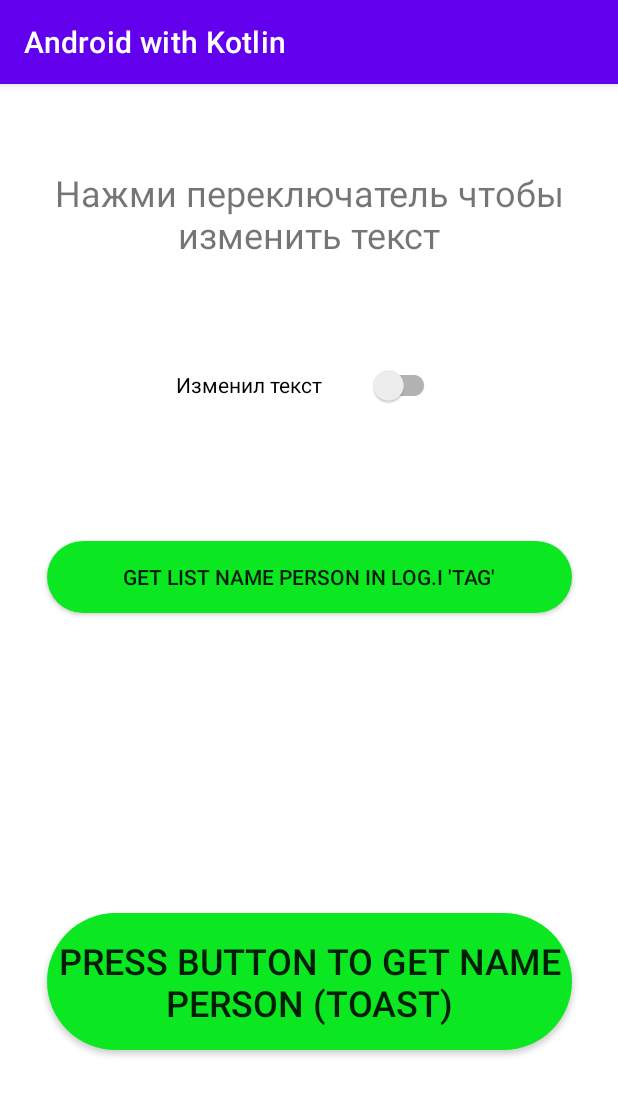
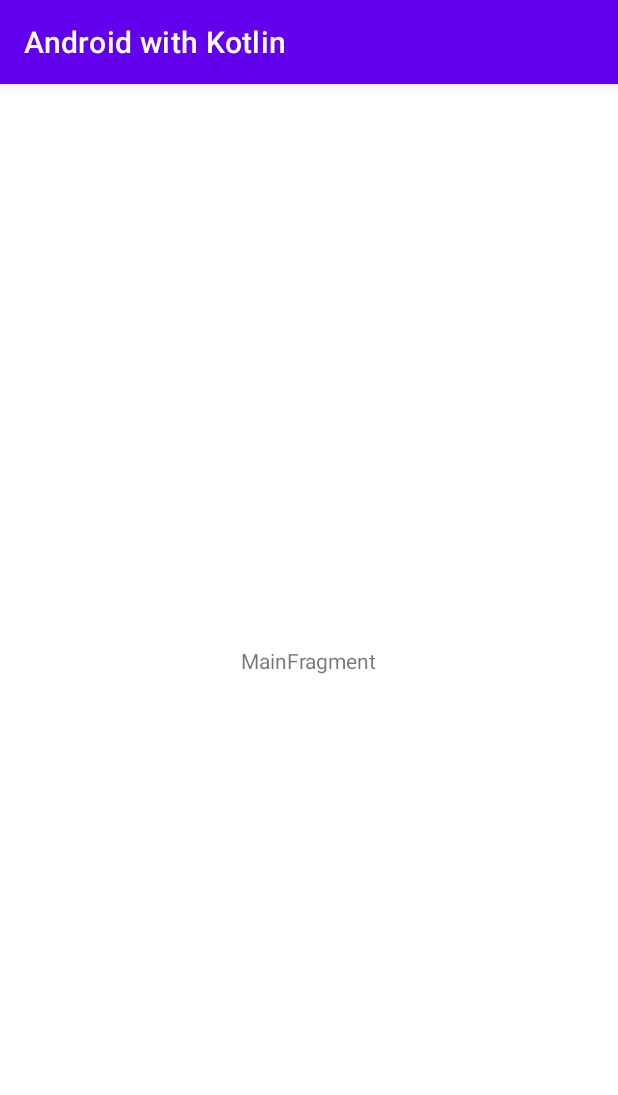
Before and after one commit to Agodimon/Android-with-Kotlin, an Android app: the screen it shows after launch (MainActivity), on a phone screen of 412 x 824 dp. Shown: the top 1095 px of the screen. Run offline under Robolectric (Android 15) with nearby library versions, the phone set to English and light mode, and no system bars.

Commit message:
Пишу приложение погода. Создал архитектуру MVVM. Connected View Binding, library KOIN. Проверил работоспособность приложения.

```diff
--- a/app/src/main/AndroidManifest.xml
+++ b/app/src/main/AndroidManifest.xml
@@ -3,13 +3,14 @@
     package="com.bignerdranch.android.androidwithkotlin">
 
     <application
+        android:name=".framework.App"
         android:allowBackup="true"
         android:icon="@mipmap/ic_launcher"
         android:label="@string/app_name"
         android:roundIcon="@mipmap/ic_launcher_round"
         android:supportsRtl="true"
         android:theme="@style/Theme.AndroidWithKotlin">
-        <activity android:name=".MainActivity">
+        <activity android:name=".framework.ui.MainActivity">
             <intent-filter>
                 <action android:name="android.intent.action.MAIN" />
 
--- a/app/src/main/java/com/bignerdranch/android/androidwithkotlin/MainActivity.kt
+++ /dev/null
@@ -1,109 +0,0 @@
-package com.bignerdranch.android.androidwithkotlin
-
-import android.annotation.SuppressLint
-import android.os.Bundle
-import android.util.Log
-import android.view.Gravity
-import android.view.View
-import android.widget.TextView
-import android.widget.Toast
-import androidx.appcompat.app.AppCompatActivity
-import androidx.appcompat.widget.SwitchCompat
-
-class MainActivity : AppCompatActivity() {
-    override fun onCreate(savedInstanceState: Bundle?) {
-        super.onCreate(savedInstanceState)
-        setContentView(R.layout.activity_main)
-
-        closedRangeCycleReverse()
-        closedRangeCycleReverseWithStep()
-        closedRangeCycle()
-        getChangeTextByPressSwitch()
-
-        val btnPersList = findViewById<View>(R.id.btn_getListPerson)
-        btnPersList.setOnClickListener(View.OnClickListener { view ->
-            GetNamePersonList()
-            forEachCycle()
-        })
-
-        val btn = findViewById<View>(R.id.btn_getNamePerson)
-        btn.setOnClickListener(View.OnClickListener { view ->
-            getNamePerson()
-        })
-
-
-    }
-
-    private fun getChangeTextByPressSwitch() {
-        val switchChangeText = findViewById<SwitchCompat>(R.id.sw_switch1)
-        switchChangeText.setOnClickListener() {
-            when (switchChangeText.isChecked) {
-                true -> getTextOnPressSwitch()
-                else -> getTextOnPressSwitchOne()
-            }
-        }
-
-    }
-
-    @SuppressLint("SetTextI18n")
-    private fun getTextOnPressSwitch() {
-        val texts = findViewById<TextView>(R.id.textView_for_switch)
-        texts.text = "изменил текст, switch нажат(активен)"
-    }
-
-    @SuppressLint("SetTextI18n")
-    private fun getTextOnPressSwitchOne() {
-        val textsOne = findViewById<TextView>(R.id.textView_for_switch)
-        textsOne.text = "еще раз нажми switch"
-    }
-
-    private fun GetNamePersonList() {
-        for (namePers in NamePerson.values()) {
-            Log.i("TAG", "${namePers.firstNameOne} ${namePers.secondNameTwo}")
-        }
-    }
-
-    private fun getNamePerson() {
-        val data = Person("Dmitri", "Agoshkov")
-        val data2 = data.copy("Ivan", "Petrov")
-
-        val toast = Toast.makeText(
-            this, "Name:${data.firstName} ${data.secondName}",
-            Toast.LENGTH_LONG
-        )
-        toast.setGravity(Gravity.TOP, 10, 50)
-        toast.show()
-
-        for (n in 1..10) {
-            Log.i("TAG", "$n")
-        }
-
-        Log.i("TAG", "${data2.firstName} ${data2.secondName}")
-    }
-
-    private fun forEachCycle() {
-        val arrayList = arrayListOf(1, 2, 3, 4, 5, 6, 7, 8, 9, 10)
-        for (i in arrayList) {
-            Log.d("forEachCycle", i.toString())
-        }
-    }
-
-    private fun closedRangeCycle() {
-        for (i in 1..50) {
-            Log.d("closedRangeCycle", i.toString())
-        }
-    }
-
-    private fun closedRangeCycleReverse() {
-        for (i in 100 downTo 50) {
-            Log.d("closedRangeCycleReverse", i.toString())
-        }
-    }
-
-    private fun closedRangeCycleReverseWithStep() {
-        for (i in 50 downTo 0 step 5) {
-            Log.d("TAG", i.toString())
-        }
-
-    }
-}
--- a/app/src/main/java/com/bignerdranch/android/androidwithkotlin/Person.kt
+++ /dev/null
@@ -1,3 +0,0 @@
-package com.bignerdranch.android.androidwithkotlin
-
-data class Person(val firstName:String, val secondName: String)
--- /dev/null
+++ b/app/src/main/java/com/bignerdranch/android/androidwithkotlin/framework/App.kt
@@ -0,0 +1,15 @@
+package com.bignerdranch.android.androidwithkotlin.framework
+
+import android.app.Application
+import org.koin.android.ext.koin.androidContext
+import org.koin.core.context.startKoin
+
+class App:Application() {
+    override fun onCreate() {
+        super.onCreate()
+        startKoin{
+            androidContext(this@App)
+            modules()
+        }
+    }
+}
--- /dev/null
+++ b/app/src/main/java/com/bignerdranch/android/androidwithkotlin/framework/ui/MainActivity.kt
@@ -0,0 +1,19 @@
+package com.bignerdranch.android.androidwithkotlin.framework.ui
+
+import androidx.appcompat.app.AppCompatActivity
+import android.os.Bundle
+import com.bignerdranch.android.androidwithkotlin.R
+import com.bignerdranch.android.androidwithkotlin.framework.ui.main.MainFragment
+
+class MainActivity : AppCompatActivity() {
+
+    override fun onCreate(savedInstanceState: Bundle?) {
+        super.onCreate(savedInstanceState)
+        setContentView(R.layout.main_activity)
+        if (savedInstanceState == null) {
+            supportFragmentManager.beginTransaction()
+                .replace(R.id.container, MainFragment.newInstance())
+                .commitNow()
+        }
+    }
+}
--- /dev/null
+++ b/app/src/main/java/com/bignerdranch/android/androidwithkotlin/framework/ui/main/MainFragment.kt
@@ -0,0 +1,34 @@
+package com.bignerdranch.android.androidwithkotlin.framework.ui.main
+
+import androidx.lifecycle.ViewModelProvider
+import android.os.Bundle
+import androidx.fragment.app.Fragment
+import android.view.LayoutInflater
+import android.view.View
+import android.view.ViewGroup
+import com.bignerdranch.android.androidwithkotlin.R
+import org.koin.androidx.viewmodel.ext.android.viewModel
+
+
+class MainFragment : Fragment() {
+
+
+
+    private val viewModel: MainViewModel by viewModel()
+
+    override fun onCreateView(
+        inflater: LayoutInflater, container: ViewGroup?,
+        savedInstanceState: Bundle?
+    ): View {
+        return inflater.inflate(R.layout.main_fragment, container, false)
+    }
+
+    override fun onActivityCreated(savedInstanceState: Bundle?) {
+        super.onActivityCreated(savedInstanceState)
+
+        // TODO: Use the ViewModel
+    }
+    companion object {
+        fun newInstance() = MainFragment()
+    }
+}
--- a/app/src/main/res/layout/activity_main.xml
+++ /dev/null
@@ -1,59 +0,0 @@
-<?xml version="1.0" encoding="utf-8"?>
-<androidx.constraintlayout.widget.ConstraintLayout xmlns:android="http://schemas.android.com/apk/res/android"
-    xmlns:app="http://schemas.android.com/apk/res-auto"
-    xmlns:tools="http://schemas.android.com/tools"
-    android:layout_width="match_parent"
-    android:layout_height="match_parent"
-    tools:context=".MainActivity">
-
-    <androidx.appcompat.widget.AppCompatButton
-        android:id="@+id/btn_getNamePerson"
-        android:layout_width="350dp"
-        android:layout_height="91dp"
-        android:layout_marginTop="76dp"
-
-        android:background="@drawable/btn_round"
-        android:text="@string/press_button_to_get_name_person"
-        android:textSize="24sp"
-        app:layout_constraintBottom_toBottomOf="parent"
-        app:layout_constraintEnd_toEndOf="parent"
-        app:layout_constraintStart_toStartOf="parent"
-        app:layout_constraintTop_toBottomOf="@+id/btn_getListPerson" />
-
-    <androidx.appcompat.widget.AppCompatButton
-        android:id="@+id/btn_getListPerson"
-
-        android:layout_width="0dp"
-        android:layout_height="wrap_content"
-        android:layout_marginTop="76dp"
-
-        android:background="@drawable/btn_round"
-        android:text="@string/get_list_name_person_in_log_i_tag"
-        app:layout_constraintEnd_toEndOf="@+id/btn_getNamePerson"
-        app:layout_constraintHorizontal_bias="1.0"
-        app:layout_constraintStart_toStartOf="@+id/btn_getNamePerson"
-        app:layout_constraintTop_toBottomOf="@+id/sw_switch1" />
-
-    <androidx.appcompat.widget.SwitchCompat
-        android:id="@+id/sw_switch1"
-        android:layout_width="176dp"
-        android:layout_height="56dp"
-        android:layout_marginTop="56dp"
-        android:text="@string/switch_change_text"
-        app:layout_constraintEnd_toEndOf="parent"
-        app:layout_constraintHorizontal_bias="0.497"
-        app:layout_constraintStart_toStartOf="parent"
-        app:layout_constraintTop_toBottomOf="@+id/textView_for_switch" />
-
-    <TextView
-        android:id="@+id/textView_for_switch"
-        android:layout_width="wrap_content"
-        android:layout_height="wrap_content"
-        android:layout_marginTop="56dp"
-        android:text="@string/text_change"
-        android:textAlignment="center"
-        android:textSize="24sp"
-        app:layout_constraintEnd_toEndOf="parent"
-        app:layout_constraintStart_toStartOf="parent"
-        app:layout_constraintTop_toTopOf="parent" />
-</androidx.constraintlayout.widget.ConstraintLayout>
--- /dev/null
+++ b/app/src/main/res/layout/main_activity.xml
@@ -0,0 +1,7 @@
+<?xml version="1.0" encoding="utf-8"?>
+<FrameLayout xmlns:android="http://schemas.android.com/apk/res/android"
+    xmlns:tools="http://schemas.android.com/tools"
+    android:id="@+id/container"
+    android:layout_width="match_parent"
+    android:layout_height="match_parent"
+    tools:context=".framework.ui.MainActivity" />
--- /dev/null
+++ b/app/src/main/res/layout/main_fragment.xml
@@ -0,0 +1,20 @@
+<?xml version="1.0" encoding="utf-8"?>
+<androidx.constraintlayout.widget.ConstraintLayout xmlns:android="http://schemas.android.com/apk/res/android"
+    xmlns:app="http://schemas.android.com/apk/res-auto"
+    xmlns:tools="http://schemas.android.com/tools"
+    android:id="@+id/main"
+    android:layout_width="match_parent"
+    android:layout_height="match_parent"
+    tools:context=".framework.ui.main.MainFragment">
+
+    <TextView
+        android:id="@+id/message"
+        android:layout_width="wrap_content"
+        android:layout_height="wrap_content"
+        android:text="MainFragment"
+        app:layout_constraintBottom_toBottomOf="parent"
+        app:layout_constraintEnd_toEndOf="parent"
+        app:layout_constraintStart_toStartOf="parent"
+        app:layout_constraintTop_toTopOf="parent" />
+
+</androidx.constraintlayout.widget.ConstraintLayout>
--- a/app/src/main/res/values/strings.xml
+++ b/app/src/main/res/values/strings.xml
@@ -1,7 +1,4 @@
 <resources>
     <string name="app_name">Android with Kotlin</string>
-    <string name="press_button_to_get_name_person">Press button to get name person (Toast)</string>
-    <string name="get_list_name_person_in_log_i_tag">Get List Name Person in Log.i \'TAG\'</string>
-    <string name="switch_change_text">Изменил текст</string>
-    <string name="text_change">Нажми переключатель чтобы изменить текст</string>
+    <string name="text_change">text</string>
 </resources>
```
Also changed, not shown: app/build.gradle (+8 -0 lines), app/src/main/java/com/bignerdranch/android/androidwithkotlin/NamePerson.kt (deleted, +0 -9 lines), app/src/main/java/com/bignerdranch/android/androidwithkotlin/di/KoinModule.kt (added, +9 -0 lines), app/src/main/java/com/bignerdranch/android/androidwithkotlin/framework/ui/main/MainViewModel.kt (added, +7 -0 lines).
